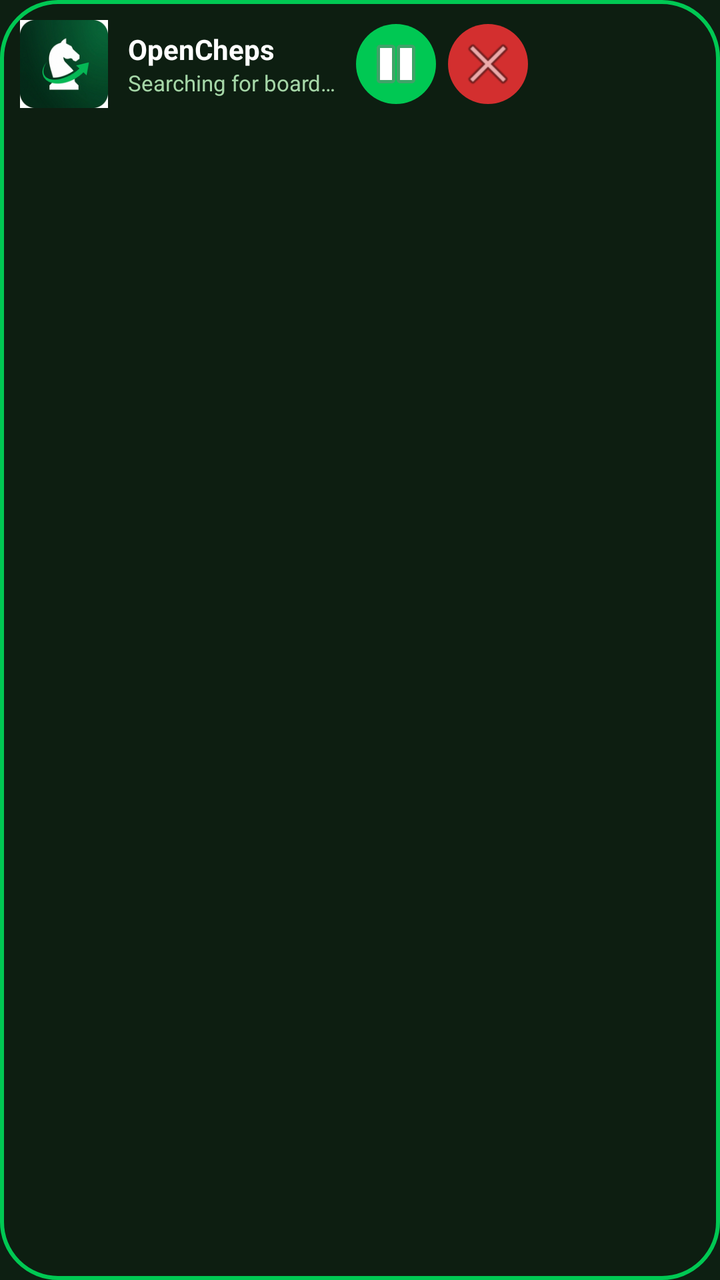
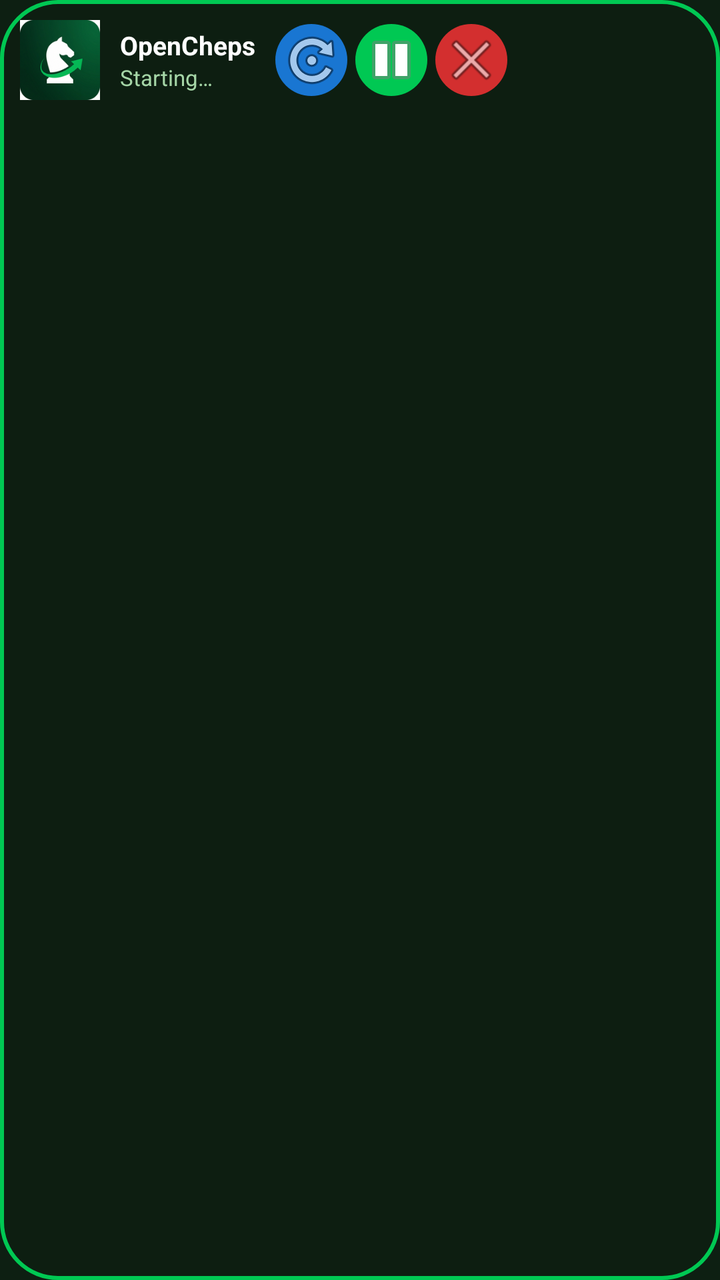

Two renders of the same Android screen: before a commit and after it. Below are the layout's source before the change and the commit's diff.
<!-- AndroidManifest.xml: application theme Theme.OpenCheps -->
<!-- res/layout/floating_panel.xml -->
<?xml version="1.0" encoding="utf-8"?>
<LinearLayout xmlns:android="http://schemas.android.com/apk/res/android"
    android:id="@+id/panelRoot"
    android:orientation="vertical"
    android:background="@drawable/panel_bg"
    android:padding="10dp"
    android:layout_width="wrap_content"
    android:layout_height="wrap_content">

    <LinearLayout
        android:orientation="horizontal"
        android:gravity="center_vertical"
        android:layout_width="wrap_content"
        android:layout_height="wrap_content">

        <ImageView
            android:id="@+id/panelIcon"
            android:src="@mipmap/ic_launcher"
            android:layout_width="44dp"
            android:layout_height="44dp"
            android:contentDescription="OpenCheps"/>

        <LinearLayout
            android:orientation="vertical"
            android:paddingStart="10dp"
            android:paddingEnd="10dp"
            android:layout_width="wrap_content"
            android:layout_height="wrap_content">
            <TextView
                android:id="@+id/panelTitle"
                android:text="OpenCheps"
                android:textColor="#FFFFFFFF"
                android:textSize="14sp"
                android:textStyle="bold"
                android:layout_width="wrap_content"
                android:layout_height="wrap_content"/>
            <TextView
                android:id="@+id/panelStatus"
                android:text="Searching for board…"
                android:textColor="#FFA5D6A7"
                android:textSize="11sp"
                android:layout_width="wrap_content"
                android:layout_height="wrap_content"/>
        </LinearLayout>

        <ImageButton
            android:id="@+id/panelToggle"
            android:background="@drawable/panel_btn"
            android:src="@android:drawable/ic_media_pause"
            android:layout_width="40dp"
            android:layout_height="40dp"
            android:layout_marginEnd="6dp"
            android:contentDescription="Pause"/>

        <ImageButton
            android:id="@+id/panelStop"
            android:background="@drawable/panel_btn_stop"
            android:src="@android:drawable/ic_menu_close_clear_cancel"
            android:layout_width="40dp"
            android:layout_height="40dp"
            android:contentDescription="Stop"/>
    </LinearLayout>

    <TextView
        android:id="@+id/panelEval"
        android:text=""
        android:textColor="#FFFFEB3B"
        android:textSize="12sp"
        android:fontFamily="monospace"
        android:paddingTop="6dp"
        android:layout_width="wrap_content"
        android:layout_height="wrap_content"/>
</LinearLayout>
<!-- resources referenced by this layout -->
<resources>
  <!-- drawable panel_bg (drawable) -->
  <?xml version="1.0" encoding="utf-8"?>
  <shape xmlns:android="http://schemas.android.com/apk/res/android" android:shape="rectangle">
      <solid android:color="#EE0D1F12"/>
      <corners android:radius="28dp"/>
      <stroke android:width="2dp" android:color="#FF00C853"/>
  </shape>
  <!-- drawable panel_btn (drawable) -->
  <?xml version="1.0" encoding="utf-8"?>
  <shape xmlns:android="http://schemas.android.com/apk/res/android" android:shape="oval">
      <solid android:color="#FF00C853"/>
  </shape>
  <!-- drawable panel_btn_stop (drawable) -->
  <?xml version="1.0" encoding="utf-8"?>
  <shape xmlns:android="http://schemas.android.com/apk/res/android" android:shape="oval">
      <solid android:color="#FFD32F2F"/>
  </shape>
  <!-- mipmap ic_launcher: png bitmap (mipmap-hdpi, 6699 bytes) -->
  <style name="Theme.OpenCheps" parent="Theme.Material3.DayNight.NoActionBar">
          <item name="colorPrimary">#1B5E20</item>
          <item name="colorOnPrimary">#FFFFFF</item>
          <item name="android:windowBackground">#FF0D1F12</item>
      </style>
</resources>

<!-- the commit's change to res/layout/floating_panel.xml (unified diff, before → after) -->
@@ -16,8 +16,8 @@
         <ImageView
             android:id="@+id/panelIcon"
             android:src="@mipmap/ic_launcher"
-            android:layout_width="44dp"
-            android:layout_height="44dp"
+            android:layout_width="40dp"
+            android:layout_height="40dp"
             android:contentDescription="OpenCheps"/>
 
         <LinearLayout
@@ -30,34 +30,44 @@
                 android:id="@+id/panelTitle"
                 android:text="OpenCheps"
                 android:textColor="#FFFFFFFF"
-                android:textSize="14sp"
+                android:textSize="13sp"
                 android:textStyle="bold"
                 android:layout_width="wrap_content"
                 android:layout_height="wrap_content"/>
             <TextView
                 android:id="@+id/panelStatus"
-                android:text="Searching for board…"
+                android:text="Starting…"
                 android:textColor="#FFA5D6A7"
                 android:textSize="11sp"
+                android:maxWidth="190dp"
                 android:layout_width="wrap_content"
                 android:layout_height="wrap_content"/>
         </LinearLayout>
 
         <ImageButton
+            android:id="@+id/panelRecal"
+            android:background="@drawable/panel_btn_alt"
+            android:src="@android:drawable/ic_menu_rotate"
+            android:layout_width="36dp"
+            android:layout_height="36dp"
+            android:layout_marginEnd="4dp"
+            android:contentDescription="Recalibrate"/>
+
+        <ImageButton
             android:id="@+id/panelToggle"
             android:background="@drawable/panel_btn"
             android:src="@android:drawable/ic_media_pause"
-            android:layout_width="40dp"
-            android:layout_height="40dp"
-            android:layout_marginEnd="6dp"
+            android:layout_width="36dp"
+            android:layout_height="36dp"
+            android:layout_marginEnd="4dp"
             android:contentDescription="Pause"/>
 
         <ImageButton
             android:id="@+id/panelStop"
             android:background="@drawable/panel_btn_stop"
             android:src="@android:drawable/ic_menu_close_clear_cancel"
-            android:layout_width="40dp"
-            android:layout_height="40dp"
+            android:layout_width="36dp"
+            android:layout_height="36dp"
             android:contentDescription="Stop"/>
     </LinearLayout>
 
@@ -67,7 +77,7 @@
         android:textColor="#FFFFEB3B"
         android:textSize="12sp"
         android:fontFamily="monospace"
-        android:paddingTop="6dp"
+        android:paddingTop="4dp"
         android:layout_width="wrap_content"
         android:layout_height="wrap_content"/>
 </LinearLayout>
<!-- resource entries referenced after the edit -->
@@ -12,6 +12,11 @@
   <shape xmlns:android="http://schemas.android.com/apk/res/android" android:shape="oval">
       <solid android:color="#FF00C853"/>
   </shape>
+  <!-- drawable panel_btn_alt (drawable) -->
+  <?xml version="1.0" encoding="utf-8"?>
+  <shape xmlns:android="http://schemas.android.com/apk/res/android" android:shape="oval">
+      <solid android:color="#FF1976D2"/>
+  </shape>
   <!-- drawable panel_btn_stop (drawable) -->
   <?xml version="1.0" encoding="utf-8"?>
   <shape xmlns:android="http://schemas.android.com/apk/res/android" android:shape="oval">
